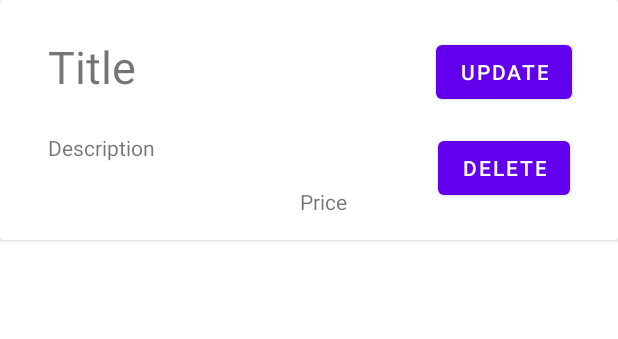
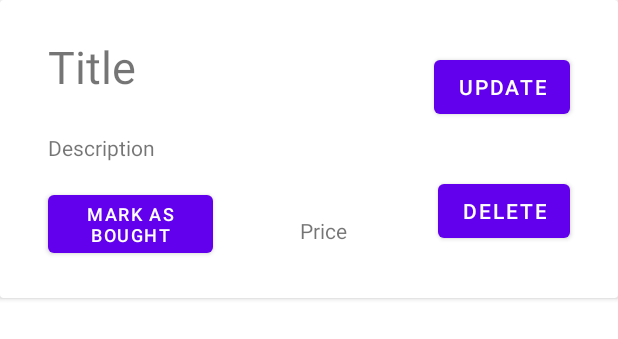
Before and after one commit to giaopham99/RoommateShopping, an Android app: the layout shopping_item.xml on its own in the app's theme, with its tools: preview values and no code run, on a phone screen of 412 x 824 dp. Shown: the top 339 px of the screen. Run offline under Robolectric (Android 15) with nearby library versions, the phone set to English and light mode, and no system bars.

Commit message:
added a "mark as bought" button

```diff
--- a/app/src/main/res/layout/activity_shopping_list.xml
+++ b/app/src/main/res/layout/activity_shopping_list.xml
@@ -30,7 +30,6 @@
         app:layout_constraintTop_toTopOf="parent" />
 
     <androidx.recyclerview.widget.RecyclerView
-        android:id="@+id/recyclerView"
         android:layout_width="match_parent"
         android:layout_height="wrap_content"
         android:layout_marginStart="32dp"
--- a/app/src/main/res/layout/shopping_item.xml
+++ b/app/src/main/res/layout/shopping_item.xml
@@ -15,7 +15,7 @@
 
             <TextView
                 android:id="@+id/itemName"
-                android:layout_width="230dp"
+                android:layout_width="200dp"
                 android:layout_height="wrap_content"
                 android:layout_marginStart="32dp"
                 android:layout_marginLeft="32dp"
@@ -50,27 +50,40 @@
                 app:layout_constraintTop_toBottomOf="@+id/itemDetails" />
 
             <Button
+                android:id="@+id/button2"
+                android:layout_width="110dp"
+                android:layout_height="wrap_content"
+                android:layout_marginStart="32dp"
+                android:layout_marginLeft="32dp"
+                android:layout_marginTop="16dp"
+                android:layout_marginBottom="24dp"
+                android:text="Mark as Bought"
+                android:textSize="12sp"
+                app:layout_constraintBottom_toBottomOf="parent"
+                app:layout_constraintStart_toStartOf="parent"
+                app:layout_constraintTop_toBottomOf="@+id/itemDetails"
+                app:layout_constraintVertical_bias="1.0" />
+
+            <Button
                 android:id="@+id/updateItemButton"
                 android:layout_width="wrap_content"
                 android:layout_height="wrap_content"
-                android:layout_marginTop="24dp"
+                android:layout_marginTop="16dp"
                 android:layout_marginEnd="32dp"
                 android:layout_marginRight="32dp"
-                android:layout_marginBottom="16dp"
                 android:text="Update"
                 app:layout_constraintBottom_toTopOf="@+id/deleteItemButton"
                 app:layout_constraintEnd_toEndOf="parent"
-                app:layout_constraintStart_toStartOf="@+id/deleteItemButton"
-                app:layout_constraintTop_toTopOf="parent"
-                app:layout_constraintVertical_chainStyle="spread" />
+                app:layout_constraintTop_toTopOf="parent" />
 
             <Button
                 android:id="@+id/deleteItemButton"
                 android:layout_width="wrap_content"
                 android:layout_height="wrap_content"
+                android:layout_marginTop="16dp"
                 android:layout_marginEnd="32dp"
                 android:layout_marginRight="32dp"
-                android:layout_marginBottom="24dp"
+                android:layout_marginBottom="16dp"
                 android:text="Delete"
                 app:layout_constraintBottom_toBottomOf="parent"
                 app:layout_constraintEnd_toEndOf="parent"
```
